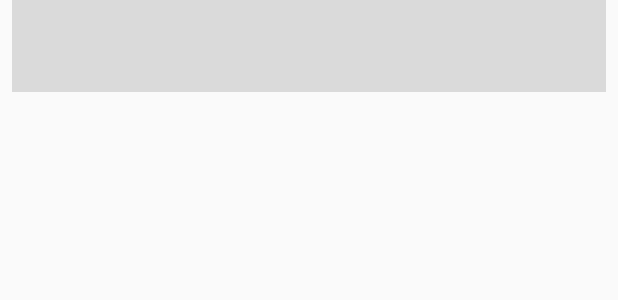
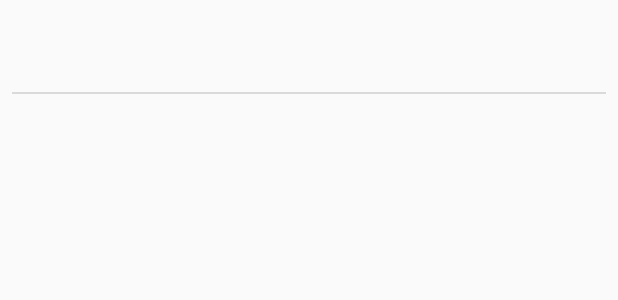
Before and after one commit to rungene/S03.01-Exercise-RecyclerView, an Android app: the layout forecast_list_item.xml on its own in the app's theme, with its tools: preview values and no code run, on a phone screen of 412 x 824 dp. Shown: the top 300 px of the screen. Run offline under Robolectric (Android 15) with nearby library versions, the phone set to English and light mode, and no system bars.

Commit message:
ForecasAdapter updates

```diff
--- a/app/src/main/res/layout/forecast_list_item.xml
+++ b/app/src/main/res/layout/forecast_list_item.xml
@@ -4,9 +4,7 @@
     android:orientation="vertical"
     android:layout_width="match_parent"
     android:layout_height="wrap_content"
-    android:background="#dadada"
-    android:layout_marginLeft="8dp"
-    android:layout_marginRight="8dp"
+
     >
     <TextView
         android:padding="16dp"
@@ -18,6 +16,12 @@
         android:fontFamily="monospace"
         android:textSize="22sp"
          />
-
+    <View
+        android:layout_width="match_parent"
+        android:layout_height="1dp"
+        android:background="#dadada"
+        android:layout_marginLeft="8dp"
+        android:layout_marginRight="8dp"
+        />
 
 </LinearLayout>
```
Also changed, not shown: app/src/main/java/com/example/android/sunshine/ForecastAdapter.java (+14 -6 lines).
